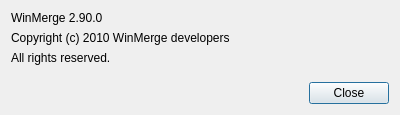
Old version of the form gui/aboutdialog.ui in the repository grimmdp/WinMerge.
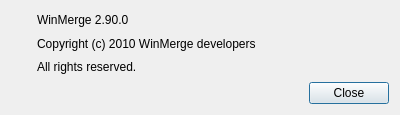
New version of the form. Icons and pictures are not drawn.

Commit message: GUI: Add WinMerge icon to About-dialog.

The edit to the form file:
```diff
--- a/gui/aboutdialog.ui
+++ b/gui/aboutdialog.ui
@@ -13,25 +13,16 @@
   <property name="windowTitle">
    <string>About WinMerge</string>
   </property>
-  <layout class="QVBoxLayout" name="verticalLayout">
+  <layout class="QHBoxLayout" name="horizontalLayout">
    <item>
-    <widget class="QLabel" name="label">
-     <property name="text">
-      <string>WinMerge 2.90.0</string>
-     </property>
-    </widget>
-   </item>
+    <layout class="QVBoxLayout" name="verticalLayout_2">
    <item>
-    <widget class="QLabel" name="label_2">
+      <widget class="QLabel" name="label_4">
      <property name="text">
-      <string>Copyright (c) 2010 WinMerge developers</string>
-     </property>
-    </widget>
-   </item>
-   <item>
-    <widget class="QLabel" name="label_3">
-     <property name="text">
-      <string>All rights reserved.</string>
+        <string/>
+       </property>
+       <property name="pixmap">
+        <pixmap resource="gui.qrc">:/res/icon.png</pixmap>
      </property>
     </widget>
    </item>
@@ -48,6 +39,31 @@
      </property>
     </spacer>
    </item>
+    </layout>
+   </item>
+   <item>
+    <layout class="QVBoxLayout" name="verticalLayout">
+     <item>
+      <widget class="QLabel" name="label">
+       <property name="text">
+        <string>WinMerge 2.90.0</string>
+       </property>
+      </widget>
+     </item>
+     <item>
+      <widget class="QLabel" name="label_2">
+       <property name="text">
+        <string>Copyright (c) 2010 WinMerge developers</string>
+       </property>
+      </widget>
+     </item>
+     <item>
+      <widget class="QLabel" name="label_3">
+       <property name="text">
+        <string>All rights reserved.</string>
+       </property>
+      </widget>
+     </item>
    <item>
     <widget class="QDialogButtonBox" name="buttonBox">
      <property name="orientation">
@@ -59,6 +75,8 @@
     </widget>
    </item>
   </layout>
+   </item>
+  </layout>
  </widget>
  <resources/>
  <connections>
```
Left out of the diff: 4 changed lines with no effect on the pictures. Lines whose indentation alone changed are shown as unchanged.
